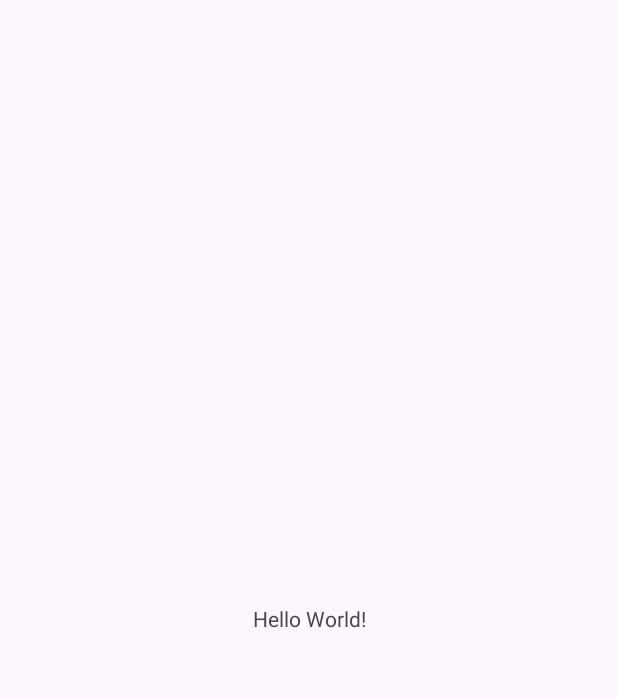
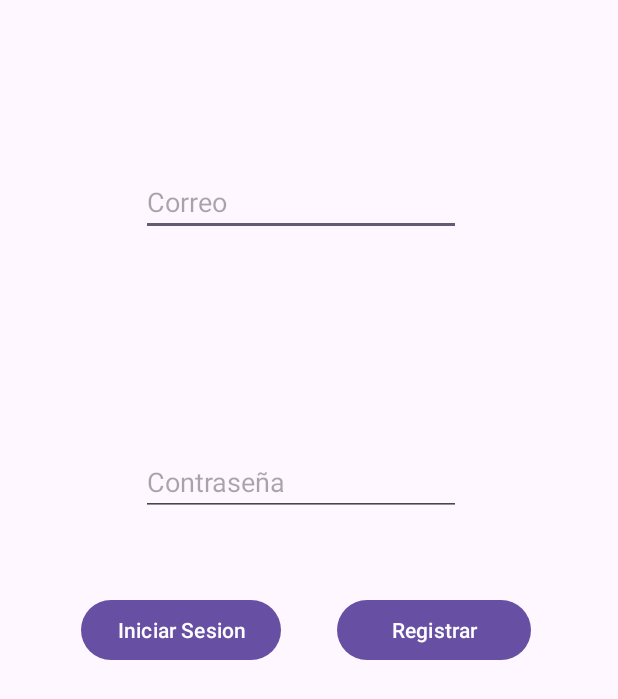
Before and after one commit to JohnArbaiza1/App_Viajes, an Android app: the screen it shows after launch (MainActivity before the commit, LoginActivity after it), on a phone screen of 412 x 824 dp. Before the commit the part shown is almost empty. Shown: the top 699 px of the screen. Run offline under Robolectric (Android 15) with nearby library versions, the phone set to English and light mode, and no system bars; our stand-ins replace Firebase (no records; nobody signed in at launch, a user with empty details on screens opened directly).

Commit message:
Creacion de auth para login

```diff
--- a/Destinos/app/build.gradle
+++ b/Destinos/app/build.gradle
@@ -38,6 +38,7 @@ dependencies {
     implementation libs.material
     implementation libs.activity
     implementation libs.constraintlayout
+    implementation libs.firebase.auth
     testImplementation libs.junit
     androidTestImplementation libs.ext.junit
     androidTestImplementation libs.espresso.core
--- a/Destinos/app/src/main/AndroidManifest.xml
+++ b/Destinos/app/src/main/AndroidManifest.xml
@@ -14,6 +14,12 @@
         tools:targetApi="31">
         <activity
             android:name=".MainActivity"
+            android:exported="false" />
+        <activity
+            android:name=".RegisterActivity"
+            android:exported="false" />
+        <activity
+            android:name=".LoginActivity"
             android:exported="true">
             <intent-filter>
                 <action android:name="android.intent.action.MAIN" />
--- /dev/null
+++ b/Destinos/app/src/main/java/com/example/destinos/LoginActivity.java
@@ -0,0 +1,104 @@
+package com.example.destinos;
+
+import android.annotation.SuppressLint;
+import android.content.Intent;
+import android.os.Bundle;
+import android.view.View;
+import android.widget.Button;
+import android.widget.EditText;
+import android.widget.Toast;
+
+import androidx.activity.EdgeToEdge;
+import androidx.annotation.NonNull;
+import androidx.appcompat.app.AppCompatActivity;
+import androidx.core.graphics.Insets;
+import androidx.core.view.ViewCompat;
+import androidx.core.view.WindowInsetsCompat;
+
+import com.google.android.gms.tasks.OnCompleteListener;
+import com.google.android.gms.tasks.OnFailureListener;
+import com.google.android.gms.tasks.Task;
+import com.google.firebase.auth.AuthResult;
+import com.google.firebase.auth.FirebaseAuth;
+
+public class LoginActivity extends AppCompatActivity {
+
+    public Button btnenlace, btnlogin;
+
+    EditText txtcorreo, txtpass;
+    FirebaseAuth auth;
+
+    @SuppressLint("MissingInflatedId")
+    @Override
+    protected void onCreate(Bundle savedInstanceState) {
+        super.onCreate(savedInstanceState);
+        EdgeToEdge.enable(this);
+        setContentView(R.layout.login_main);
+
+        btnenlace= findViewById(R.id.btnenlace);
+        btnlogin= findViewById(R.id.btnlog);
+
+        txtcorreo= findViewById(R.id.txtemail);
+        txtpass= findViewById(R.id.txtpass);
+
+        auth= FirebaseAuth.getInstance();
+
+        btnlogin.setOnClickListener(new View.OnClickListener() {
+            @Override
+            public void onClick(View v) {
+
+                String emailUser= txtcorreo.getText().toString().trim();
+                String passUser= txtpass.getText().toString().trim();
+
+
+                if( emailUser.isEmpty() && passUser.isEmpty()){
+                    Toast.makeText(LoginActivity.this, "Debe llenar todos los campos", Toast.LENGTH_SHORT).show();
+
+                }else{
+
+                    login(emailUser,passUser);
+
+                }
+            }
+        });
+
+
+        btnenlace.setOnClickListener(new View.OnClickListener() {
+            @Override
+            public void onClick(View v) {
+
+                Intent intent= new Intent(LoginActivity.this,RegisterActivity.class);
+                startActivity(intent);
+            }
+        });
+
+    }
+
+    private void login(String emailUser, String passUser) {
+
+        auth.signInWithEmailAndPassword(emailUser, passUser).addOnCompleteListener(new OnCompleteListener<AuthResult>() {
+            @Override
+            public void onComplete(@NonNull Task<AuthResult> task) {
+                if(task.isSuccessful()){
+
+                    finish();
+                    Intent intent= new Intent(LoginActivity.this,MainActivity.class);
+                    startActivity(intent);
+                    Toast.makeText(LoginActivity.this, "Bienvenido", Toast.LENGTH_SHORT).show();
+
+                }else{
+
+                    Toast.makeText(LoginActivity.this, "Credenciales incorrectas", Toast.LENGTH_SHORT).show();
+                }
+
+            }
+        }).addOnFailureListener(new OnFailureListener() {
+            @Override
+            public void onFailure(@NonNull Exception e) {
+                Toast.makeText(LoginActivity.this, "Error al iniciar sesion", Toast.LENGTH_SHORT).show();
+            }
+        });
+
+
+    }
+}
--- a/Destinos/app/src/main/res/layout/activity_main.xml
+++ b/Destinos/app/src/main/res/layout/activity_main.xml
@@ -7,13 +7,4 @@
     android:layout_height="match_parent"
     tools:context=".MainActivity">
 
-    <TextView
-        android:layout_width="wrap_content"
-        android:layout_height="wrap_content"
-        android:text="Hello World!"
-        app:layout_constraintBottom_toBottomOf="parent"
-        app:layout_constraintEnd_toEndOf="parent"
-        app:layout_constraintStart_toStartOf="parent"
-        app:layout_constraintTop_toTopOf="parent" />
-
 </androidx.constraintlayout.widget.ConstraintLayout>
--- /dev/null
+++ b/Destinos/app/src/main/res/layout/login_main.xml
@@ -0,0 +1,61 @@
+<?xml version="1.0" encoding="utf-8"?>
+<androidx.constraintlayout.widget.ConstraintLayout xmlns:android="http://schemas.android.com/apk/res/android"
+    xmlns:app="http://schemas.android.com/apk/res-auto"
+    xmlns:tools="http://schemas.android.com/tools"
+    android:id="@+id/main"
+    android:layout_width="match_parent"
+    android:layout_height="match_parent"
+    tools:context=".LoginActivity">
+
+    <EditText
+        android:id="@+id/txtemail"
+        android:layout_width="wrap_content"
+        android:layout_height="wrap_content"
+        android:layout_marginTop="112dp"
+        android:ems="10"
+        android:hint="Correo"
+        android:inputType="text"
+        app:layout_constraintBottom_toTopOf="@+id/txtpassR"
+        app:layout_constraintEnd_toEndOf="parent"
+        app:layout_constraintHorizontal_bias="0.472"
+        app:layout_constraintStart_toStartOf="parent"
+        app:layout_constraintTop_toTopOf="parent"
+        app:layout_constraintVertical_bias="0.142" />
+
+    <EditText
+        android:id="@+id/txtpass"
+        android:layout_width="wrap_content"
+        android:layout_height="wrap_content"
+        android:layout_marginBottom="52dp"
+        android:ems="10"
+        android:hint="Contraseña"
+        android:inputType="text"
+        app:layout_constraintBottom_toTopOf="@+id/btnlog"
+        app:layout_constraintEnd_toEndOf="parent"
+        app:layout_constraintHorizontal_bias="0.472"
+        app:layout_constraintStart_toStartOf="parent" />
+
+    <Button
+        android:id="@+id/btnlog"
+        android:layout_width="wrap_content"
+        android:layout_height="wrap_content"
+        android:layout_marginBottom="380dp"
+        android:text="Iniciar Sesion"
+        app:layout_constraintBottom_toBottomOf="parent"
+        app:layout_constraintEnd_toEndOf="parent"
+        app:layout_constraintHorizontal_bias="0.194"
+        app:layout_constraintStart_toStartOf="parent" />
+
+    <Button
+        android:id="@+id/btnenlace"
+        android:layout_width="129dp"
+        android:layout_height="48dp"
+        android:layout_marginTop="52dp"
+        android:text="Registrar"
+        app:layout_constraintBottom_toBottomOf="parent"
+        app:layout_constraintEnd_toEndOf="parent"
+        app:layout_constraintHorizontal_bias="0.395"
+        app:layout_constraintStart_toEndOf="@+id/btnlog"
+        app:layout_constraintTop_toBottomOf="@+id/txtpass"
+        app:layout_constraintVertical_bias="0.0" />
+</androidx.constraintlayout.widget.ConstraintLayout>
--- a/Destinos/gradle/libs.versions.toml
+++ b/Destinos/gradle/libs.versions.toml
@@ -7,6 +7,7 @@ appcompat = "1.7.0"
 material = "1.12.0"
 activity = "1.8.0"
 constraintlayout = "2.1.4"
+firebaseAuth = "23.0.0"
 
 [libraries]
 junit = { group = "junit", name = "junit", version.ref = "junit" }
@@ -16,6 +17,7 @@ appcompat = { group = "androidx.appcompat", name = "appcompat", version.ref = "a
 material = { group = "com.google.android.material", name = "material", version.ref = "material" }
 activity = { group = "androidx.activity", name = "activity", version.ref = "activity" }
 constraintlayout = { group = "androidx.constraintlayout", name = "constraintlayout", version.ref = "constraintlayout" }
+firebase-auth = { group = "com.google.firebase", name = "firebase-auth", version.ref = "firebaseAuth" }
 
 [plugins]
 androidApplication = { id = "com.android.application", version.ref = "agp" }
```
Also changed, not shown: Destinos/app/src/main/java/com/example/destinos/RegisterActivity.java (added, +24 -0 lines), Destinos/app/src/main/res/layout/activity_register.xml (added, +61 -0 lines).
